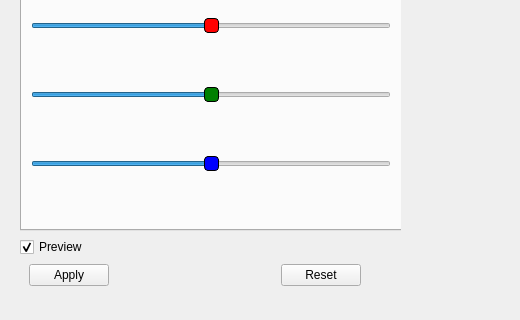
Above: DeepSkyStacker/ui/ProcessingControls.ui from deepskystacker/DSS before the change; both pictures show x 0 to 520 and y 98 to 418 of the 993 by 418 pixel window. Below: the same form after it.
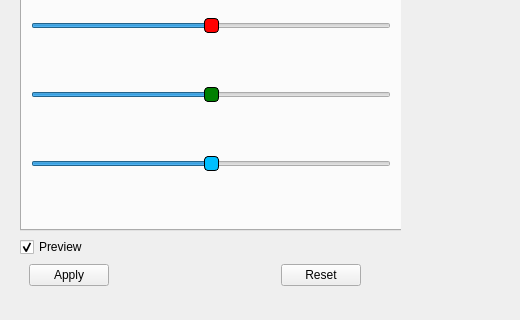
That is the form after the change. Icons and pictures are not drawn.

Commit message: Change colour of the blueSlider's handle to deepskyblue, and that's more visible than blue.

```diff
--- a/DeepSkyStacker/ui/ProcessingControls.ui
+++ b/DeepSkyStacker/ui/ProcessingControls.ui
@@ -129,7 +129,7 @@
             </property>
             <property name="styleSheet">
              <string notr="true">QSlider::handle::horizontal{
-    background: blue;
+    background: deepskyblue;
     border: 1px solid black; 
 	width: 5px; 
 	height: 5px; 
```
